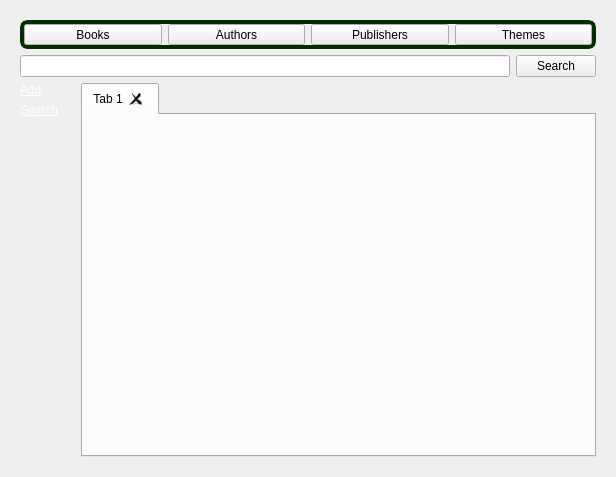
Old version of the form src/gui/UI/OperationsWidget.ui in the repository jgastal/plivros.
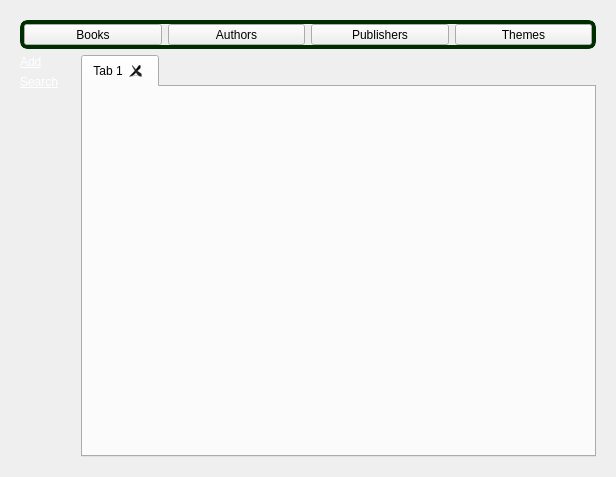
New version of the form.

Commit message: Removes unused search box.

What changed in the file:
```diff
--- a/src/gui/UI/OperationsWidget.ui
+++ b/src/gui/UI/OperationsWidget.ui
@@ -115,23 +115,7 @@
         </layout>
        </widget>
       </item>
-      <item row="1" column="0" colspan="2">
-       <widget class="QLineEdit" name="searchLineEdit"/>
-      </item>
-      <item row="1" column="2">
-       <widget class="QPushButton" name="searchPushButton">
-        <property name="sizePolicy">
-         <sizepolicy hsizetype="Fixed" vsizetype="Fixed">
-          <horstretch>0</horstretch>
-          <verstretch>0</verstretch>
-         </sizepolicy>
-        </property>
-        <property name="text">
-         <string>Search</string>
-        </property>
-       </widget>
-      </item>
-      <item row="2" column="0">
+      <item row="1" column="0">
        <widget class="QLabel" name="addLabel">
         <property name="sizePolicy">
          <sizepolicy hsizetype="Minimum" vsizetype="Preferred">
@@ -154,7 +138,7 @@
         </property>
        </widget>
       </item>
-      <item row="2" column="1" rowspan="3" colspan="2">
+      <item row="1" column="1" rowspan="3" colspan="2">
        <widget class="QTabWidget" name="tabWidget">
         <property name="styleSheet">
          <string notr="true"/>
@@ -172,7 +156,7 @@
         </widget>
        </widget>
       </item>
-      <item row="3" column="0">
+      <item row="2" column="0">
        <widget class="QLabel" name="searchLabel">
         <property name="sizePolicy">
          <sizepolicy hsizetype="Minimum" vsizetype="Preferred">
@@ -195,7 +179,7 @@
         </property>
        </widget>
       </item>
-      <item row="4" column="0">
+      <item row="3" column="0">
        <spacer name="verticalSpacer">
         <property name="orientation">
          <enum>Qt::Vertical</enum>
```
Left out of the diff: 1 changed line with no effect on the pictures.
